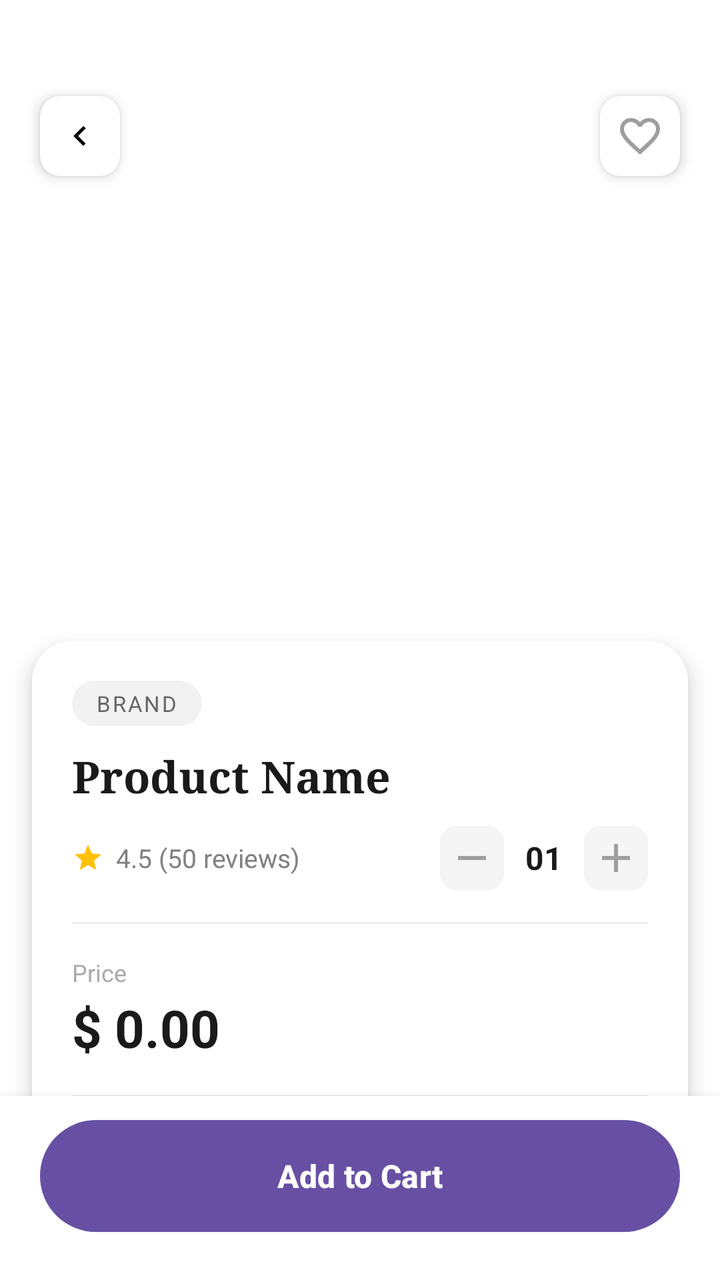
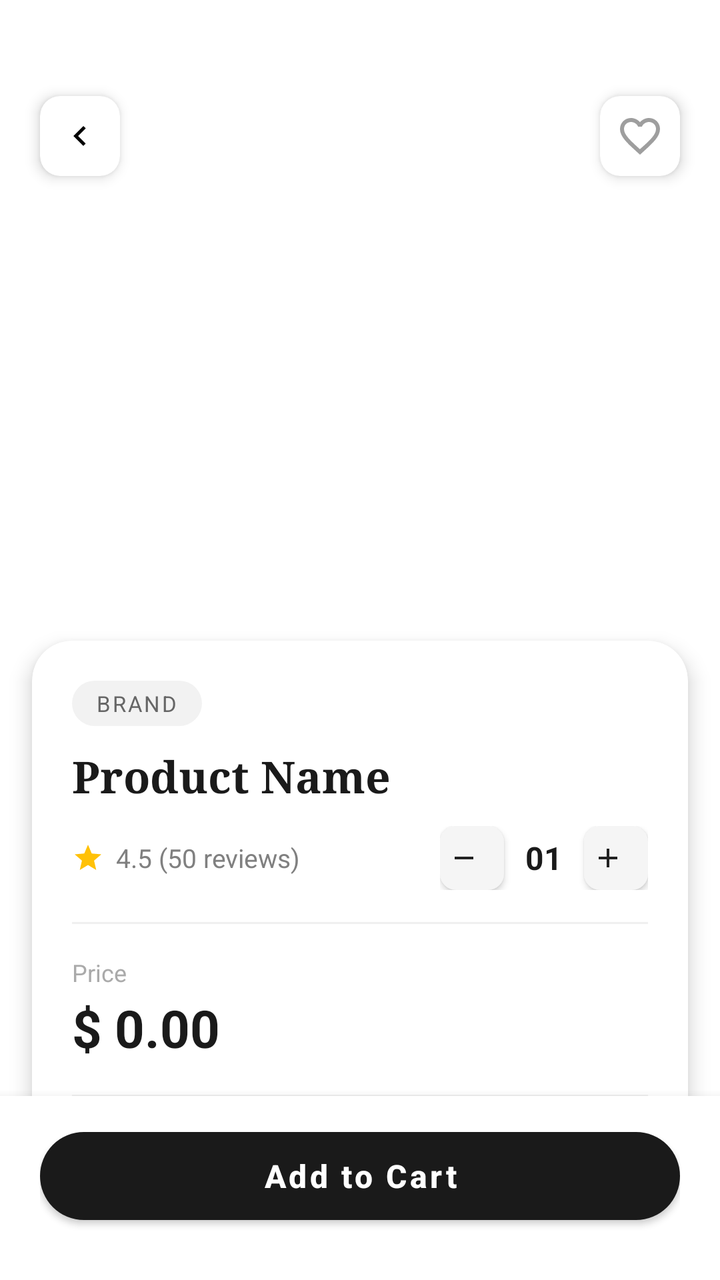

Compare the two renders of this Android layout. The source of the first and the diff that turns it into the second are given below.
<!-- AndroidManifest.xml: application theme Theme.Furniture -->
<!-- res/layout/activity_detail.xml -->
<?xml version="1.0" encoding="utf-8"?>
<androidx.coordinatorlayout.widget.CoordinatorLayout xmlns:android="http://schemas.android.com/apk/res/android"
    xmlns:app="http://schemas.android.com/apk/res-auto"
    xmlns:tools="http://schemas.android.com/tools"
    android:layout_width="match_parent"
    android:layout_height="match_parent"
    android:background="@color/white"
    tools:context=".ui.DetailActivity">

    
    <androidx.core.widget.NestedScrollView
        android:id="@+id/scroll_view"
        android:layout_width="match_parent"
        android:layout_height="match_parent"
        android:clipToPadding="false"
        android:paddingBottom="88dp">

        <LinearLayout
            android:layout_width="match_parent"
            android:layout_height="wrap_content"
            android:orientation="vertical">

            
            <FrameLayout
                android:layout_width="match_parent"
                android:layout_height="340dp">

                
                <androidx.viewpager2.widget.ViewPager2
                    android:id="@+id/vp_product_images"
                    android:layout_width="match_parent"
                    android:layout_height="match_parent" />

                
                <LinearLayout
                    android:id="@+id/ll_indicators"
                    android:layout_width="wrap_content"
                    android:layout_height="wrap_content"
                    android:layout_gravity="bottom|end"
                    android:layout_marginEnd="24dp"
                    android:layout_marginBottom="20dp"
                    android:orientation="horizontal" />

                
                <androidx.cardview.widget.CardView
                    android:id="@+id/btn_back"
                    android:layout_width="40dp"
                    android:layout_height="40dp"
                    android:layout_gravity="top|start"
                    android:layout_marginStart="20dp"
                    android:layout_marginTop="48dp"
                    app:cardCornerRadius="10dp"
                    app:cardElevation="4dp"
                    app:cardBackgroundColor="@color/white">

                    <ImageView
                        android:layout_width="20dp"
                        android:layout_height="20dp"
                        android:layout_gravity="center"
                        android:src="@drawable/ic_back" />
                </androidx.cardview.widget.CardView>

                
                <androidx.cardview.widget.CardView
                    android:layout_width="40dp"
                    android:layout_height="40dp"
                    android:layout_gravity="top|end"
                    android:layout_marginTop="48dp"
                    android:layout_marginEnd="20dp"
                    app:cardCornerRadius="10dp"
                    app:cardElevation="4dp"
                    app:cardBackgroundColor="@color/white">

                    <ImageButton
                        android:id="@+id/btn_detail_favorite"
                        android:layout_width="20dp"
                        android:layout_height="20dp"
                        android:layout_gravity="center"
                        android:background="@android:color/transparent"
                        android:src="@drawable/ic_favorite_border" />
                </androidx.cardview.widget.CardView>

            </FrameLayout>

            
            <androidx.cardview.widget.CardView
                android:layout_width="match_parent"
                android:layout_height="wrap_content"
                android:layout_marginStart="16dp"
                android:layout_marginTop="-20dp"
                android:layout_marginEnd="16dp"
                app:cardCornerRadius="20dp"
                app:cardElevation="6dp"
                app:cardBackgroundColor="@color/white">

                <LinearLayout
                    android:layout_width="match_parent"
                    android:layout_height="wrap_content"
                    android:orientation="vertical"
                    android:padding="20dp">

                    
                    <TextView
                        android:id="@+id/tv_detail_category"
                        android:layout_width="wrap_content"
                        android:layout_height="wrap_content"
                        android:background="@drawable/bg_category_unselected"
                        android:paddingStart="12dp"
                        android:paddingTop="4dp"
                        android:paddingEnd="12dp"
                        android:paddingBottom="4dp"
                        android:text="Brand"
                        android:textColor="#666666"
                        android:textSize="11sp"
                        android:textAllCaps="true"
                        android:letterSpacing="0.08" />

                    
                    <TextView
                        android:id="@+id/tv_detail_name"
                        android:layout_width="match_parent"
                        android:layout_height="wrap_content"
                        android:layout_marginTop="10dp"
                        android:fontFamily="serif"
                        android:text="Product Name"
                        android:textColor="#1A1A1A"
                        android:textSize="22sp"
                        android:textStyle="bold"
                        android:lineSpacingExtra="2dp" />

                    
                    <LinearLayout
                        android:layout_width="match_parent"
                        android:layout_height="wrap_content"
                        android:layout_marginTop="10dp"
                        android:gravity="center_vertical"
                        android:orientation="horizontal">

                        <ImageView
                            android:layout_width="16dp"
                            android:layout_height="16dp"
                            android:src="@drawable/ic_star"
                            app:tint="#FFC107" />

                        <TextView
                            android:id="@+id/tv_detail_rating"
                            android:layout_width="0dp"
                            android:layout_height="wrap_content"
                            android:layout_weight="1"
                            android:layout_marginStart="6dp"
                            android:text="4.5 (50 reviews)"
                            android:textColor="#808080"
                            android:textSize="13sp" />

                        
                        <LinearLayout
                            android:layout_width="wrap_content"
                            android:layout_height="wrap_content"
                            android:gravity="center_vertical"
                            android:orientation="horizontal">

                            <ImageButton
                                android:id="@+id/btn_qty_minus"
                                android:layout_width="32dp"
                                android:layout_height="32dp"
                                android:background="@drawable/bg_qty_btn"
                                android:src="@drawable/ic_minus" />

                            <TextView
                                android:id="@+id/tv_qty"
                                android:layout_width="40dp"
                                android:layout_height="wrap_content"
                                android:gravity="center"
                                android:text="01"
                                android:textColor="#1A1A1A"
                                android:textSize="16sp"
                                android:textStyle="bold" />

                            <ImageButton
                                android:id="@+id/btn_qty_plus"
                                android:layout_width="32dp"
                                android:layout_height="32dp"
                                android:background="@drawable/bg_qty_btn"
                                android:src="@drawable/ic_add" />
                        </LinearLayout>
                    </LinearLayout>

                    
                    <View
                        android:layout_width="match_parent"
                        android:layout_height="1dp"
                        android:layout_marginTop="16dp"
                        android:layout_marginBottom="16dp"
                        android:background="#F0F0F0" />

                    
                    <LinearLayout
                        android:layout_width="match_parent"
                        android:layout_height="wrap_content"
                        android:gravity="center_vertical"
                        android:orientation="horizontal">

                        <LinearLayout
                            android:layout_width="0dp"
                            android:layout_height="wrap_content"
                            android:layout_weight="1"
                            android:orientation="vertical">

                            <TextView
                                android:layout_width="wrap_content"
                                android:layout_height="wrap_content"
                                android:text="Price"
                                android:textColor="#AAAAAA"
                                android:textSize="12sp" />

                            <TextView
                                android:id="@+id/tv_detail_price"
                                android:layout_width="wrap_content"
                                android:layout_height="wrap_content"
                                android:layout_marginTop="2dp"
                                android:text="$ 0.00"
                                android:textColor="#1A1A1A"
                                android:textSize="26sp"
                                android:textStyle="bold" />
                        </LinearLayout>

                    </LinearLayout>

                    
                    <View
                        android:layout_width="match_parent"
                        android:layout_height="1dp"
                        android:layout_marginTop="16dp"
                        android:layout_marginBottom="16dp"
                        android:background="#F0F0F0" />

                    
                    <TextView
                        android:layout_width="wrap_content"
                        android:layout_height="wrap_content"
                        android:text="Description"
                        android:textColor="#1A1A1A"
                        android:textSize="15sp"
                        android:textStyle="bold"
                        android:fontFamily="serif" />

                    
                    <TextView
                        android:id="@+id/tv_detail_description"
                        android:layout_width="match_parent"
                        android:layout_height="wrap_content"
                        android:layout_marginTop="10dp"
                        android:lineSpacingExtra="6dp"
                        android:text=""
                        android:textColor="#666666"
                        android:textSize="14sp" />

                </LinearLayout>
            </androidx.cardview.widget.CardView>

            
            <View
                android:layout_width="match_parent"
                android:layout_height="16dp" />

        </LinearLayout>
    </androidx.core.widget.NestedScrollView>

    
    <LinearLayout
        android:layout_width="match_parent"
        android:layout_height="wrap_content"
        android:layout_gravity="bottom"
        android:background="@color/white"
        android:elevation="8dp"
        android:gravity="center_vertical"
        android:orientation="horizontal"
        android:paddingStart="20dp"
        android:paddingTop="12dp"
        android:paddingEnd="20dp"
        android:paddingBottom="24dp">

        <Button
            android:id="@+id/btn_add_to_cart"
            android:layout_width="match_parent"
            android:layout_height="56dp"
            android:background="@drawable/bg_button_black"
            android:text="Add to Cart"
            android:textAllCaps="false"
            android:textColor="@color/white"
            android:textSize="16sp"
            android:textStyle="bold" />

    </LinearLayout>

    
    <ProgressBar
        android:id="@+id/progress_detail"
        android:layout_width="wrap_content"
        android:layout_height="wrap_content"
        android:layout_gravity="center"
        android:visibility="gone" />

    <TextView
        android:id="@+id/tv_detail_error"
        android:layout_width="wrap_content"
        android:layout_height="wrap_content"
        android:layout_gravity="center"
        android:padding="16dp"
        android:textColor="#D32F2F"
        android:textSize="14sp"
        android:visibility="gone" />

</androidx.coordinatorlayout.widget.CoordinatorLayout>
<!-- resources referenced by this layout -->
<resources>
  <color name="white">#FFFFFFFF</color>
  <!-- drawable bg_button_black (drawable) -->
  <?xml version="1.0" encoding="utf-8"?>
  <shape xmlns:android="http://schemas.android.com/apk/res/android"
      android:shape="rectangle">
      <corners android:radius="28dp" />
      <solid android:color="#1A1A1A" />
  </shape>
  <!-- drawable bg_category_unselected (drawable) -->
  <?xml version="1.0" encoding="utf-8"?>
  <shape xmlns:android="http://schemas.android.com/apk/res/android"
      android:shape="rectangle">
      <corners android:radius="12dp" />
      <solid android:color="#F2F2F2" />
  </shape>
  <!-- drawable bg_qty_btn (drawable) -->
  <?xml version="1.0" encoding="utf-8"?>
  <shape xmlns:android="http://schemas.android.com/apk/res/android"
      android:shape="rectangle">
      <corners android:radius="8dp" />
      <solid android:color="#F5F5F5" />
  </shape>
  <!-- drawable ic_add (drawable) -->
  <?xml version="1.0" encoding="utf-8"?>
  <vector xmlns:android="http://schemas.android.com/apk/res/android"
      android:width="24dp"
      android:height="24dp"
      android:viewportWidth="24"
      android:viewportHeight="24">
      <path
          android:fillColor="#9E9E9E"
          android:pathData="M19,13h-6v6h-2v-6H5v-2h6V5h2v6h6v2z" />
  </vector>
  <!-- drawable ic_back (drawable) -->
  <vector xmlns:android="http://schemas.android.com/apk/res/android"
      android:width="24dp"
      android:height="24dp"
      android:viewportWidth="24"
      android:viewportHeight="24">
      <path
          android:fillColor="#FF000000"
          android:pathData="M15.41,16.59L10.83,12l4.58,-4.59L14,6l-6,6 6,6z"/>
  </vector>
  <!-- drawable ic_favorite_border (drawable) -->
  <?xml version="1.0" encoding="utf-8"?>
  <vector xmlns:android="http://schemas.android.com/apk/res/android"
      android:width="24dp"
      android:height="24dp"
      android:viewportWidth="24"
      android:viewportHeight="24">
      
      <path
          android:fillColor="#9E9E9E"
          android:pathData="M16.5,3c-1.74,0 -3.41,0.81 -4.5,2.09C10.91,3.81 9.24,3 7.5,3 4.42,3 2,5.42 2,8.5c0,3.78 3.4,6.86 8.55,11.54L12,21.35l1.45,-1.32C18.6,15.36 22,12.28 22,8.5 22,5.42 19.58,3 16.5,3zM12.1,18.55l-0.1,0.1 -0.1,-0.1C7.14,14.24 4,11.39 4,8.5 4,6.5 5.5,5 7.5,5c1.54,0 3.04,0.99 3.57,2.36h1.87C13.46,5.99 14.96,5 16.5,5c2,0 3.5,1.5 3.5,3.5 0,2.89 -3.14,5.74 -8,10.05z" />
  </vector>
  <!-- drawable ic_minus (drawable) -->
  <?xml version="1.0" encoding="utf-8"?>
  <vector xmlns:android="http://schemas.android.com/apk/res/android"
      android:width="24dp"
      android:height="24dp"
      android:viewportWidth="24"
      android:viewportHeight="24">
      <path
          android:fillColor="#9E9E9E"
          android:pathData="M19,13H5v-2h14v2z" />
  </vector>
  <!-- drawable ic_star (drawable) -->
  <vector xmlns:android="http://schemas.android.com/apk/res/android"
      android:width="24dp"
      android:height="24dp"
      android:viewportWidth="24"
      android:viewportHeight="24">
      <path
          android:fillColor="#FF000000"
          android:pathData="M12,17.27L18.18,21l-1.64,-7.03L22,9.24l-7.19,-0.61L12,2 9.19,8.63 2,9.24l5.46,4.73L5.82,21z"/>
  </vector>
  <style name="Theme.Furniture" parent="Base.Theme.Furniture" />
  <style name="Base.Theme.Furniture" parent="Theme.Material3.DayNight.NoActionBar">
          
          
      </style>
</resources>

<!-- the commit's change to res/layout/activity_detail.xml (unified diff, before → after) -->
@@ -99,7 +99,6 @@
                     android:orientation="vertical"
                     android:padding="20dp">
 
-                    
                     <TextView
                         android:id="@+id/tv_detail_category"
                         android:layout_width="wrap_content"
@@ -159,12 +158,22 @@
                             android:gravity="center_vertical"
                             android:orientation="horizontal">
 
-                            <ImageButton
+                            <com.google.android.material.button.MaterialButton
                                 android:id="@+id/btn_qty_minus"
                                 android:layout_width="32dp"
                                 android:layout_height="32dp"
-                                android:background="@drawable/bg_qty_btn"
-                                android:src="@drawable/ic_minus" />
+                                app:backgroundTint="#F5F5F5"
+                                app:cornerRadius="8dp"
+                                app:elevation="0dp"
+                                app:icon="@drawable/ic_minus"
+                                app:iconTint="#212121"
+                                app:iconSize="16dp"
+                                app:iconGravity="textStart"
+                                android:insetTop="0dp"
+                                android:insetBottom="0dp"
+                                android:paddingStart="8dp"
+                                android:paddingEnd="8dp"
+                                style="@style/Widget.MaterialComponents.Button" />
 
                             <TextView
                                 android:id="@+id/tv_qty"
@@ -176,12 +185,22 @@
                                 android:textSize="16sp"
                                 android:textStyle="bold" />
 
-                            <ImageButton
+                            <com.google.android.material.button.MaterialButton
                                 android:id="@+id/btn_qty_plus"
                                 android:layout_width="32dp"
                                 android:layout_height="32dp"
-                                android:background="@drawable/bg_qty_btn"
-                                android:src="@drawable/ic_add" />
+                                app:backgroundTint="#F5F5F5"
+                                app:cornerRadius="8dp"
+                                app:elevation="0dp"
+                                app:icon="@drawable/ic_add"
+                                app:iconTint="#212121"
+                                app:iconSize="16dp"
+                                app:iconGravity="textStart"
+                                android:insetTop="0dp"
+                                android:insetBottom="0dp"
+                                android:paddingStart="8dp"
+                                android:paddingEnd="8dp"
+                                style="@style/Widget.MaterialComponents.Button" />
                         </LinearLayout>
                     </LinearLayout>
 
@@ -280,11 +299,14 @@
         android:paddingEnd="20dp"
         android:paddingBottom="24dp">
 
-        <Button
+        <com.google.android.material.button.MaterialButton
             android:id="@+id/btn_add_to_cart"
             android:layout_width="match_parent"
             android:layout_height="56dp"
-            android:background="@drawable/bg_button_black"
+            app:backgroundTint="#1A1A1A"
+            app:cornerRadius="28dp"
+            app:elevation="0dp"
+            style="@style/Widget.MaterialComponents.Button"
             android:text="Add to Cart"
             android:textAllCaps="false"
             android:textColor="@color/white"
<!-- resource entries referenced after the edit -->
@@ -1,26 +1,12 @@
 <!-- resources referenced by this layout -->
 <resources>
   <color name="white">#FFFFFFFF</color>
-  <!-- drawable bg_button_black (drawable) -->
-  <?xml version="1.0" encoding="utf-8"?>
-  <shape xmlns:android="http://schemas.android.com/apk/res/android"
-      android:shape="rectangle">
-      <corners android:radius="28dp" />
-      <solid android:color="#1A1A1A" />
-  </shape>
   <!-- drawable bg_category_unselected (drawable) -->
   <?xml version="1.0" encoding="utf-8"?>
   <shape xmlns:android="http://schemas.android.com/apk/res/android"
       android:shape="rectangle">
       <corners android:radius="12dp" />
       <solid android:color="#F2F2F2" />
-  </shape>
-  <!-- drawable bg_qty_btn (drawable) -->
-  <?xml version="1.0" encoding="utf-8"?>
-  <shape xmlns:android="http://schemas.android.com/apk/res/android"
-      android:shape="rectangle">
-      <corners android:radius="8dp" />
-      <solid android:color="#F5F5F5" />
   </shape>
   <!-- drawable ic_add (drawable) -->
   <?xml version="1.0" encoding="utf-8"?>
